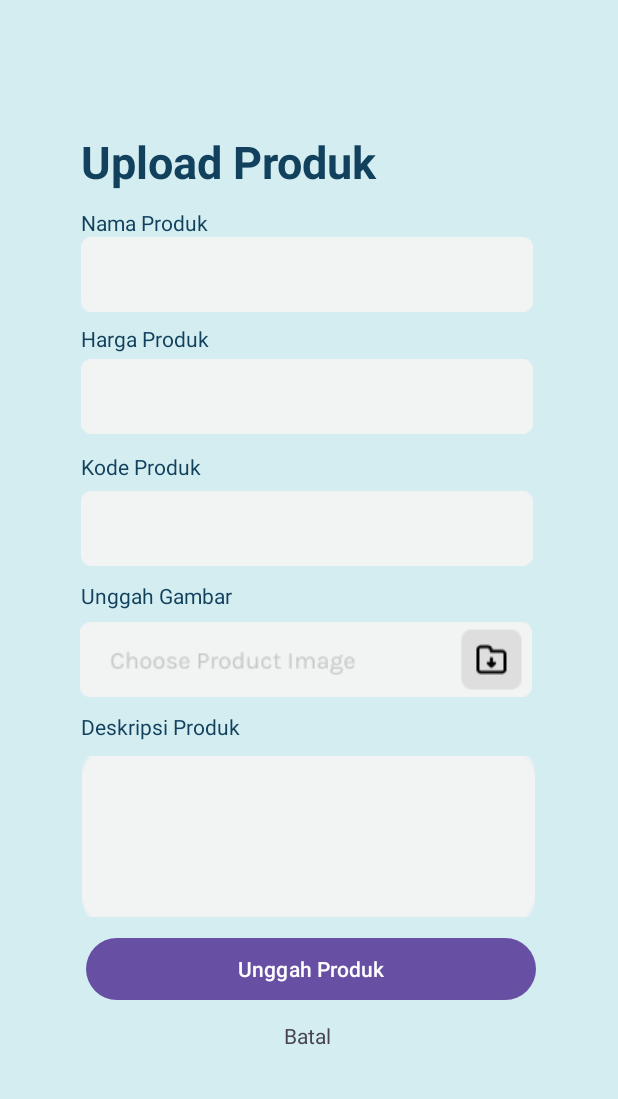
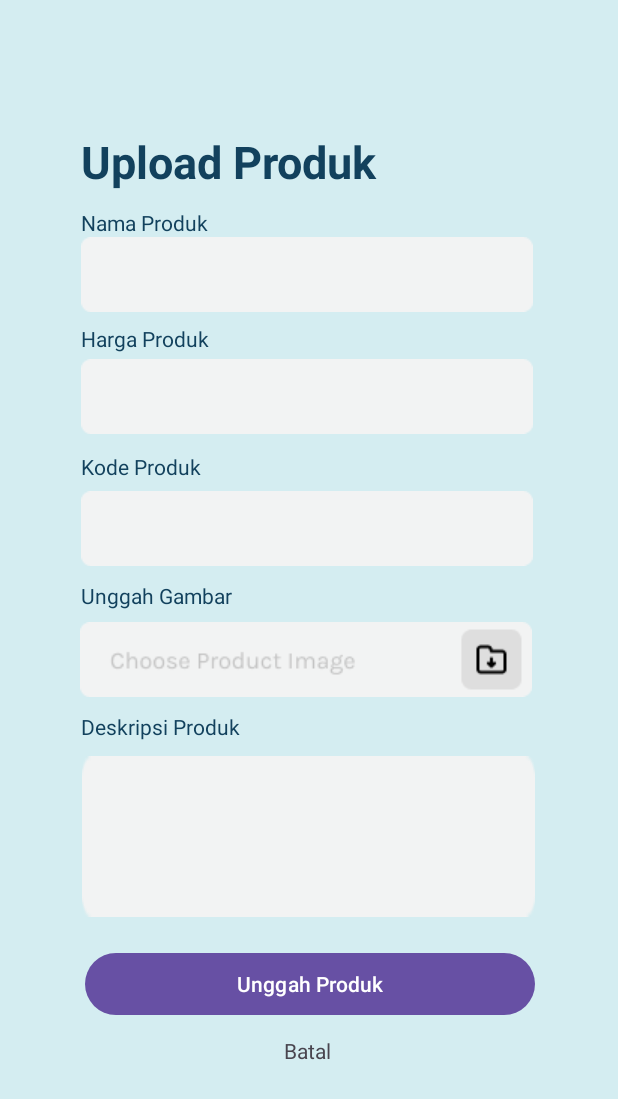
Before and after one commit to agungriyadi19/MD, an Android app: the layout activity_upload_product_umkm.xml on its own in the app's theme, with its tools: preview values and no code run, on a phone screen of 412 x 824 dp. Shown: the top 1099 px of the screen. Run offline under Robolectric (Android 15) with nearby library versions, the phone set to English and light mode, and no system bars.

Commit message:
update "upload product UMKM" page

```diff
--- a/app/src/main/res/layout/activity_upload_product_umkm.xml
+++ b/app/src/main/res/layout/activity_upload_product_umkm.xml
@@ -45,7 +45,7 @@
         app:layout_constraintTop_toBottomOf="@+id/imageButton_upload_umkm" />
 
     <TextView
-        android:id="@+id/register"
+        android:id="@+id/tv_upload_umkm"
         android:layout_width="297dp"
         android:layout_height="39dp"
         android:layout_marginBottom="260dp"
@@ -148,7 +148,7 @@
         app:layout_constraintEnd_toEndOf="parent"
         app:layout_constraintHorizontal_bias="0.165"
         app:layout_constraintStart_toStartOf="parent"
-        app:layout_constraintTop_toBottomOf="@+id/register" />
+        app:layout_constraintTop_toBottomOf="@+id/tv_upload_umkm" />
 
     <TextView
         android:id="@+id/tv_PriceProduct"
@@ -167,10 +167,10 @@
         android:id="@+id/button_upload_umkm"
         android:layout_width="300dp"
         android:layout_height="49dp"
-        android:layout_marginTop="10dp"
+        android:layout_marginTop="20dp"
         android:text="@string/uploadProduct"
         app:layout_constraintEnd_toEndOf="parent"
-        app:layout_constraintHorizontal_bias="0.514"
+        app:layout_constraintHorizontal_bias="0.504"
         app:layout_constraintStart_toStartOf="parent"
         app:layout_constraintTop_toBottomOf="@+id/ed_descrriptions" />
 
--- a/app/src/main/res/values/strings.xml
+++ b/app/src/main/res/values/strings.xml
@@ -87,5 +87,5 @@
     <string name="uploadProduct">Unggah Produk</string>
     <string name="cancel">Batal\n</string>
     <string name="back">back</string>
-    <string name="upload_product_umkm">Upload Produk\n</string>
+    <string name="upload_product_umkm">Upload Produk</string>
 </resources>
```
